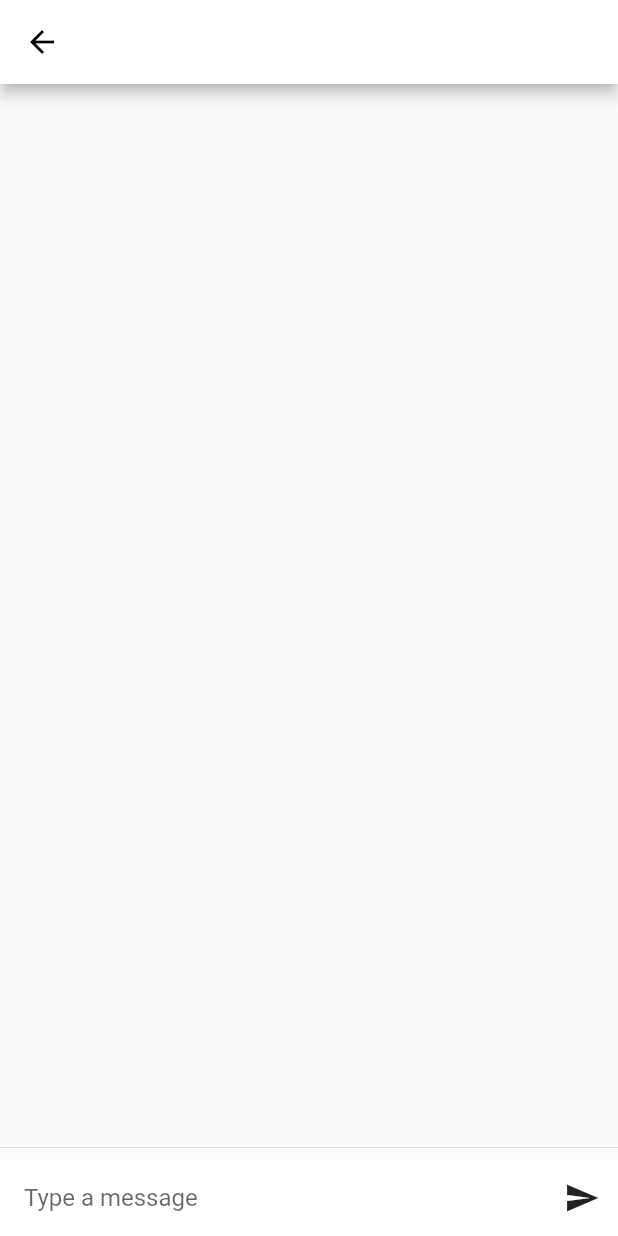
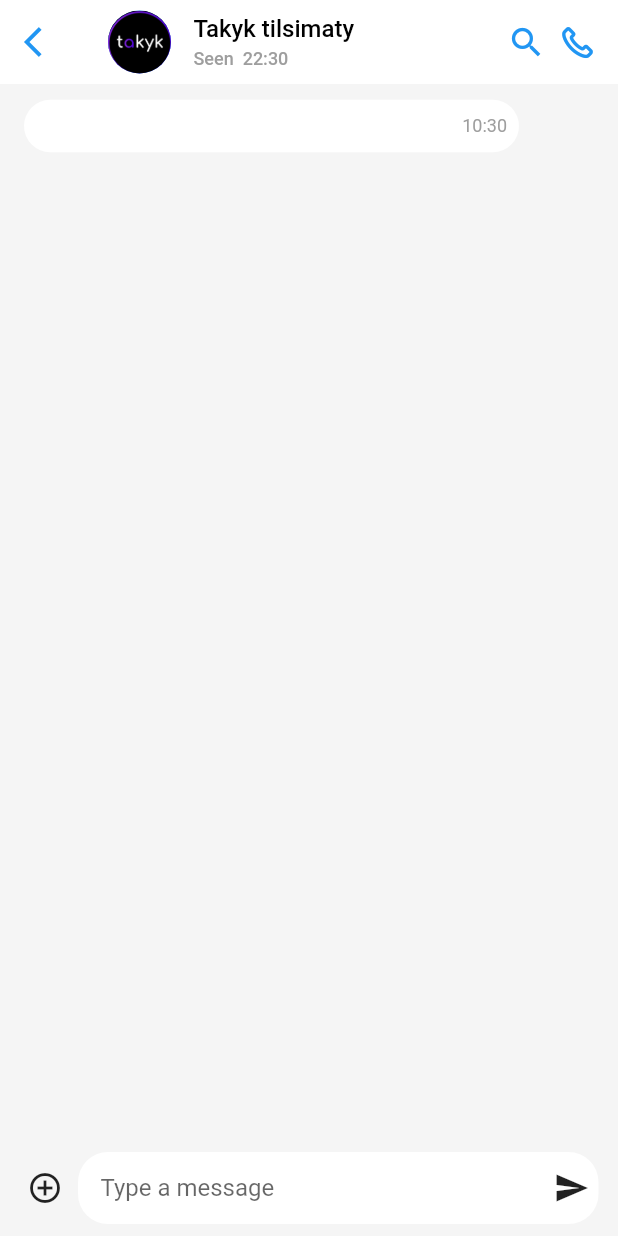
Before and after one commit to northernerwolf/icq_clone, a Flutter app: the ChattingScreen screen opened directly, after a tap on the "send" icon, on a phone screen of 412 x 824 dp. Run offline on Flutter 3.47's test engine with Material 2 defaults, Android fonts, the light colour scheme and no system bars.

Commit message:
chatting screen

```diff
--- a/lib/src/screens/calls/calls_screen.dart
+++ b/lib/src/screens/calls/calls_screen.dart
@@ -1,5 +1,7 @@
 import 'package:flutter/material.dart';
 import 'package:icq_chat_clone/src/icq_icon.dart';
+
+import '../chats/components/chating_screen.dart';
 
 class CallsScreen extends StatefulWidget {
   const CallsScreen({super.key});
@@ -139,7 +141,12 @@ class _CallsScreenState extends State<CallsScreen> {
                 shrinkWrap: true,
                 itemBuilder: (BuildContext context, int index) {
                   return ListTile(
-                    title: SizedBox(
+                    title: InkWell(
+                      onTap: () {
+                        Navigator.of(context).push(MaterialPageRoute(
+                            builder: (context) => const ChattingScreen()));
+                      },
+                      child: SizedBox(
                         height: 42,
                         child: Row(
                           mainAxisAlignment: MainAxisAlignment.spaceBetween,
@@ -158,7 +165,8 @@ class _CallsScreenState extends State<CallsScreen> {
                                 Padding(
                                   padding: const EdgeInsets.only(left: 15),
                                   child: Column(
-                                  crossAxisAlignment: CrossAxisAlignment.start,
+                                    crossAxisAlignment:
+                                        CrossAxisAlignment.start,
                                     mainAxisAlignment: MainAxisAlignment.start,
                                     children: const [
                                       Text(
@@ -186,6 +194,7 @@ class _CallsScreenState extends State<CallsScreen> {
                           ],
                         ),
                       ),
+                    ),
                   );
                 })
           ],
--- a/lib/src/screens/chats/chats_screen.dart
+++ b/lib/src/screens/chats/chats_screen.dart
@@ -1,4 +1,6 @@
 import 'package:flutter/material.dart';
+
+import 'components/chating_screen.dart';
 
 class ChatsScreen extends StatefulWidget {
   const ChatsScreen({super.key});
@@ -43,7 +45,12 @@ class _ChatsScreenState extends State<ChatsScreen> {
                 shrinkWrap: true,
                 itemBuilder: (BuildContext context, int index) {
                   return ListTile(
-                    title: SizedBox(
+                    title: InkWell(
+                      onTap: () {
+                        Navigator.of(context).push(MaterialPageRoute(
+                            builder: (context) => const ChattingScreen()));
+                      },
+                      child: SizedBox(
                         height: 62,
                         child: Row(
                           children: [
@@ -88,6 +95,7 @@ class _ChatsScreenState extends State<ChatsScreen> {
                           ],
                         ),
                       ),
+                    ),
                   );
                 })
           ],
--- a/lib/src/screens/chats/components/chating_screen.dart
+++ b/lib/src/screens/chats/components/chating_screen.dart
@@ -1,4 +1,5 @@
 import 'package:flutter/material.dart';
+import 'package:icq_chat_clone/src/icq_icon.dart';
 
 class ChattingScreen extends StatefulWidget {
   const ChattingScreen({super.key});
@@ -10,14 +11,76 @@ class ChattingScreen extends StatefulWidget {
 class _ChattingScreenState extends State<ChattingScreen> {
   final List<String> _messages = [];
   final TextEditingController _textController = TextEditingController();
+  int hourDate = DateTime.now().hour;
+  int minDate = DateTime.now().minute;
+
+  // String time = DateFormat('hh:mm:ss').format(newDate);
 
   @override
   Widget build(BuildContext context) {
     return Scaffold(
+      backgroundColor: Colors.grey[100],
       appBar: AppBar(
+        elevation: 0,
+        leading: IconButton(
+            onPressed: () => Navigator.pop(context),
+            icon: const Icon(Icons.arrow_back_ios)),
         backgroundColor: Colors.white,
-        iconTheme: const IconThemeData(color: Colors.black),
-        title: const Text('Chat'),
+        iconTheme: const IconThemeData(color: Colors.blue),
+        title: Row(
+          mainAxisAlignment: MainAxisAlignment.spaceBetween,
+          children: [
+            Row(
+              children: [
+                const SizedBox(
+                  height: 42,
+                  width: 42,
+                  child: CircleAvatar(
+                    backgroundImage: AssetImage(
+                      "assets/images/takyk.jpg",
+                    ),
+                  ),
+                ),
+                Padding(
+                  padding: const EdgeInsets.only(left: 15),
+                  child: Column(
+                    crossAxisAlignment: CrossAxisAlignment.start,
+                    mainAxisAlignment: MainAxisAlignment.start,
+                    children: const [
+                      Text(
+                        'Takyk tilsimaty',
+                        style: TextStyle(color: Colors.black, fontSize: 16),
+                      ),
+                      SizedBox(
+                        height: 4,
+                      ),
+                      Text(
+                        'Seen  22:30',
+                        style: TextStyle(color: Colors.grey, fontSize: 12),
+                      )
+                    ],
+                  ),
+                ),
+              ],
+            ),
+            Row(
+              mainAxisAlignment: MainAxisAlignment.end,
+              children: const [
+                Icon(
+                  Icons.search,
+                  size: 26,
+                ),
+                Padding(
+                  padding: EdgeInsets.only(left: 10),
+                  child: Icon(
+                    IcqIcons.phone,
+                    size: 22,
+                  ),
+                )
+              ],
+            )
+          ],
+        ),
       ),
       body: Column(
         children: <Widget>[
@@ -27,32 +90,87 @@ class _ChattingScreenState extends State<ChattingScreen> {
               itemBuilder: (BuildContext context, int index) {
                 final message = _messages[index];
                 return ListTile(
-                  title: Text(message),
+                  title: Padding(
+                    padding: const EdgeInsets.only(right: 50),
+                    child: Container(
+                        decoration: BoxDecoration(
+                            color: Colors.white,
+                            borderRadius: BorderRadius.circular(20)),
+                        child: Padding(
+                          padding: const EdgeInsets.all(8.0),
+                          child: Padding(
+                            padding: const EdgeInsets.only(left: 10),
+                            child: Row(
+                              mainAxisAlignment: MainAxisAlignment.spaceBetween,
+                              children: [
+                                SizedBox(
+                                    width:
+                                        MediaQuery.of(context).size.width - 140,
+                                    child: Text(message)),
+                                Row(
+                                  crossAxisAlignment: CrossAxisAlignment.end,
+                                  children: [
+                                    Text(
+                                      '$hourDate:$minDate',
+                                      style: const TextStyle(
+                                          color: Colors.grey, fontSize: 12),
+                                    ),
+                                  ],
+                                ),
+                              ],
+                            ),
+                          ),
+                        )),
+                  ),
                 );
               },
             ),
           ),
-          const Divider(),
+          // const Divider(),
+          Padding(
+            padding: const EdgeInsets.all(8.0),
+            child: Row(
+              children: [
+                const Padding(
+                  padding: EdgeInsets.only(left: 10, right: 10),
+                  child: Icon(Icons.add_circle_outline_outlined),
+                ),
                 Container(
                   decoration: BoxDecoration(
+                    borderRadius: BorderRadius.circular(20),
                     color: Theme.of(context).cardColor,
                   ),
                   child: Row(
                     children: <Widget>[
-                Expanded(
+                      SizedBox(
+                        width: MediaQuery.of(context).size.width - 95,
+                        child: Padding(
+                          padding: const EdgeInsets.only(left: 15),
+                          child: Expanded(
                             child: TextField(
+                              minLines: 1,
                               controller: _textController,
                               decoration: const InputDecoration(
                                 hintText: 'Type a message',
                                 border: InputBorder.none,
-                      contentPadding: EdgeInsets.all(16.0),
                               ),
                               onSubmitted: _handleSubmitted,
                             ),
                           ),
-                IconButton(
-                  icon: const Icon(Icons.send),
-                  onPressed: () => _handleSubmitted(_textController.text),
+                        ),
+                      ),
+                      Padding(
+                        padding: const EdgeInsets.only(right: 10),
+                        child: InkWell(
+                          onTap: () => _handleSubmitted(_textController.text),
+                          child: const SizedBox(
+                            width: 20,
+                            child: Icon(Icons.send),
+                          ),
+                        ),
+                      )
+                    ],
+                  ),
                 ),
               ],
             ),
--- a/pubspec.yaml
+++ b/pubspec.yaml
@@ -39,6 +39,7 @@ dependencies:
   shared_preferences: ^2.0.15
   provider: ^6.0.4
   lottie: ^2.0.0
+  intl: ^0.18.0
 
   flutter_datetime_picker: ^1.5.1
 
```
Also changed, not shown: pubspec.lock. Lines whose indentation alone changed are shown as unchanged.
